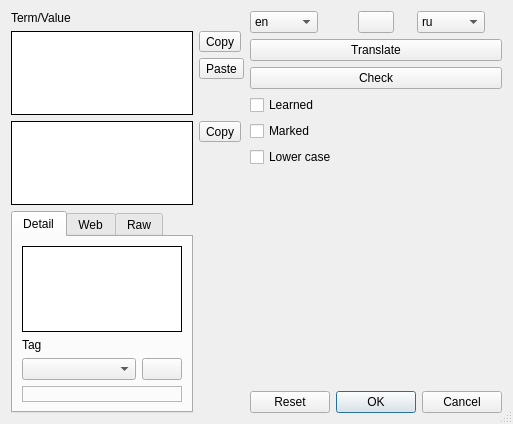
Qt form Forms/WordEditor.ui (skynowa/iTeacher) before a commit.
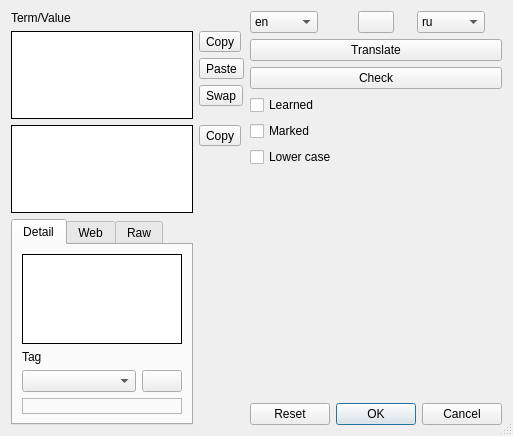
The same form after that commit. Icons and pictures are not drawn.

Commit message: WordEditor - swap term / value

The edit to the form file:
```diff
--- a/Forms/WordEditor.ui
+++ b/Forms/WordEditor.ui
@@ -7,7 +7,7 @@
     <x>0</x>
     <y>0</y>
     <width>513</width>
-    <height>424</height>
+    <height>436</height>
    </rect>
   </property>
   <property name="windowIcon">
@@ -20,7 +20,7 @@
   <layout class="QGridLayout" name="gridLayout_3">
    <item row="0" column="0">
     <layout class="QGridLayout" name="gridLayout_2">
-     <item row="3" column="1">
+     <item row="4" column="1">
       <spacer name="verticalSpacer">
        <property name="orientation">
         <enum>Qt::Vertical</enum>
@@ -40,7 +40,7 @@
        </property>
       </widget>
      </item>
-     <item row="6" column="0">
+     <item row="7" column="0">
       <widget class="QTabWidget" name="tabWidget">
        <property name="currentIndex">
         <number>0</number>
@@ -157,7 +157,7 @@
        </widget>
       </widget>
      </item>
-     <item row="4" column="1">
+     <item row="5" column="1">
       <widget class="QToolButton" name="tbtnValueCopy">
        <property name="text">
         <string>Copy</string>
@@ -171,7 +171,7 @@
        </property>
       </widget>
      </item>
-     <item row="1" column="0" rowspan="3">
+     <item row="1" column="0" rowspan="4">
       <widget class="QTextEdit" name="tedtTerm">
        <property name="frameShape">
         <enum>QFrame::Box</enum>
@@ -187,7 +187,7 @@
        </property>
       </widget>
      </item>
-     <item row="5" column="1">
+     <item row="6" column="1">
       <spacer name="verticalSpacer_3">
        <property name="orientation">
         <enum>Qt::Vertical</enum>
@@ -200,7 +200,7 @@
        </property>
       </spacer>
      </item>
-     <item row="4" column="0" rowspan="2">
+     <item row="5" column="0" rowspan="2">
       <widget class="QTextEdit" name="tedtValueBrief">
        <property name="frameShape">
         <enum>QFrame::Box</enum>
@@ -223,6 +223,13 @@
        </property>
       </widget>
      </item>
+     <item row="3" column="1">
+      <widget class="QToolButton" name="tbtnTermValueSwap">
+       <property name="text">
+        <string>Swap</string>
+       </property>
+      </widget>
+     </item>
     </layout>
    </item>
    <item row="0" column="1">
```
The commit also changes 2 other files.
